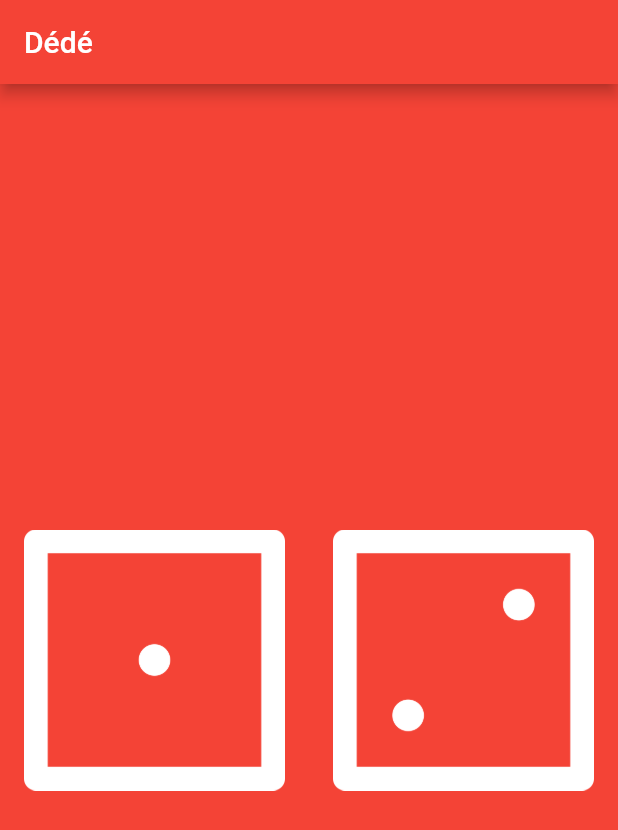
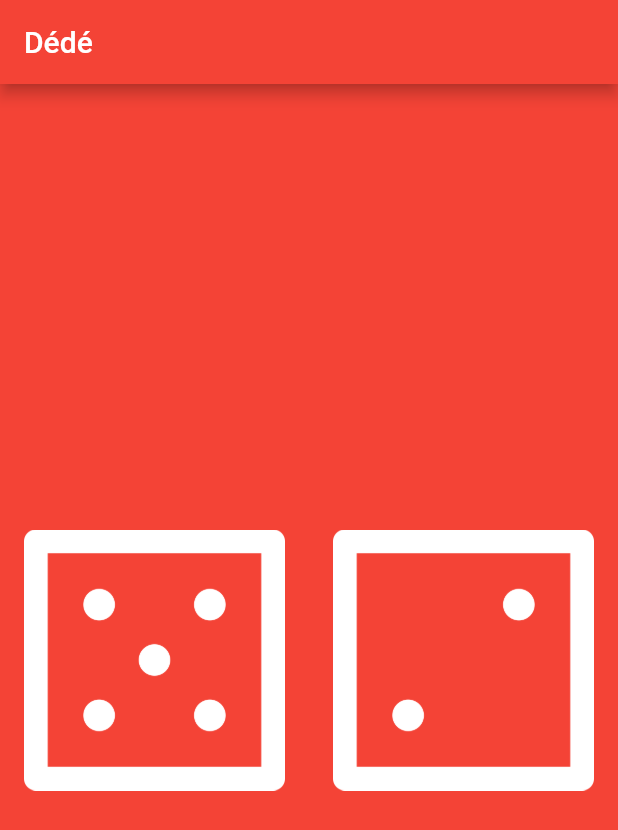
Before and after one commit to Binique/dede, a Flutter app: the screen it shows after launch, on a phone screen of 412 x 824 dp. Shown: the top 830 px of the screen. Run offline on Flutter 3.47's test engine with Material 2 defaults, Android fonts, the phone set to English and light mode, and no system bars.

Commit message:
Modifier la face du dé

```diff
--- a/lib/main.dart
+++ b/lib/main.dart
@@ -17,6 +17,7 @@ void main() {
 }
 
 class DicePage extends StatelessWidget {
+  int leftDiceNumber = 5;
   @override
   Widget build(BuildContext context) {
     return Center(
@@ -28,7 +29,7 @@ class DicePage extends StatelessWidget {
                 padding:
                 const EdgeInsets.all(16.0),
                 child:
-                Image.asset('images/dice1.png'),
+                Image.asset('images/dice$leftDiceNumber.png'),
               )
           ),
           Expanded(
```
